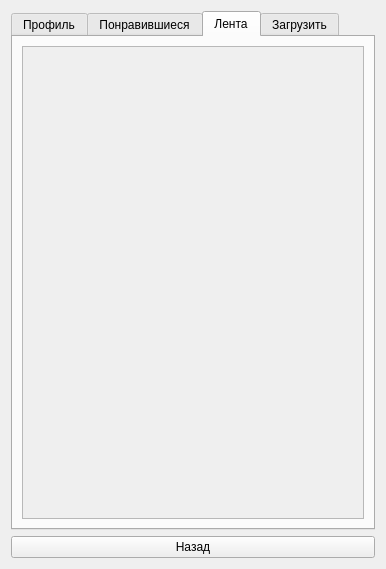
Above: userprofilewin.ui from grigorenkokoko/memebox before the change. Below: the same form after it.
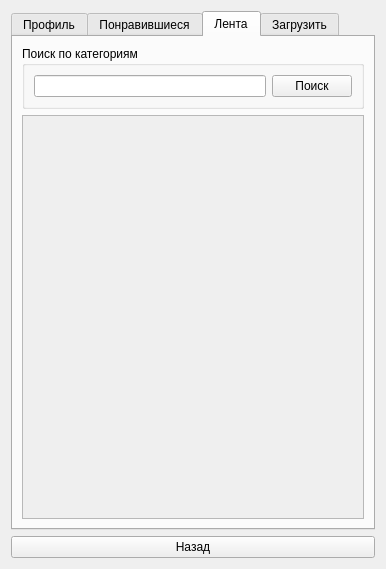
That is the form after the change. The open tabs and pages were chosen to show the change.

Commit message: Добавлен поиск вместо загруженных

```diff
--- a/userprofilewin.ui
+++ b/userprofilewin.ui
@@ -170,6 +170,25 @@
        <string>Лента</string>
       </attribute>
       <layout class="QVBoxLayout" name="verticalLayout_3">
+       <item>
+        <widget class="QGroupBox" name="groupBox_5">
+         <property name="title">
+          <string>Поиск по категориям</string>
+         </property>
+         <layout class="QHBoxLayout" name="horizontalLayout_3">
+          <item>
+           <widget class="QLineEdit" name="lineEdit_search"/>
+          </item>
+          <item>
+           <widget class="QPushButton" name="pushButton_search">
+            <property name="text">
+             <string>Поиск</string>
+            </property>
+           </widget>
+          </item>
+         </layout>
+        </widget>
+       </item>
        <item>
         <widget class="QScrollArea" name="scrollArea_2">
          <property name="widgetResizable">
@@ -181,7 +200,7 @@
             <x>0</x>
             <y>0</y>
             <width>336</width>
-            <height>458</height>
+            <height>379</height>
            </rect>
           </property>
           <layout class="QVBoxLayout" name="verticalLayout_13">
```
Left out of the diff: 6 changed lines with no effect on the pictures. The commit also changes 17 other files.
